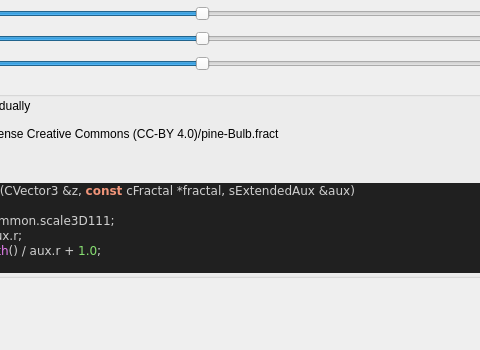
The window that mandelbulber2/formula/ui/fractal_transf_scale3d.ui (buddhi1980/mandelbulber2) describes before a commit, drawn with Qt 5; both pictures show x 174 to 654 and y 0 to 350 of the 799 by 530 pixel window.
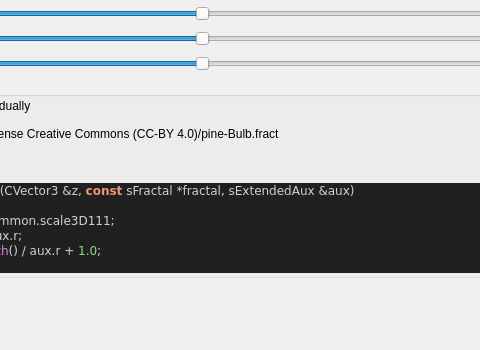
The same window after the commit. Custom widgets are drawn as their Qt base class.

The edit to the form file:
```diff
--- a/mandelbulber2/formula/ui/fractal_transf_scale3d.ui
+++ b/mandelbulber2/formula/ui/fractal_transf_scale3d.ui
@@ -257,7 +257,7 @@
 &lt;/table&gt;
 &lt;br&gt;&lt;b&gt;Examples using this formula&lt;/b&gt;&lt;br&gt;Robert Pancoast collection - license Creative Commons (CC-BY 4.0)/pine-Bulb.fract&lt;h3&gt;Code&lt;/h3&gt;
 &lt;body style=&quot;background-color:#202020&quot;&gt;
-&lt;pre style=&quot;color:#d0d0d0; background-color:#202020;  font-family:'Courier New',monospace;&quot;&gt;&lt;span style=&quot;color:#f09479; font-weight:bold&quot;&gt;void&lt;/span&gt; &lt;span style=&quot;color:#e47eed&quot;&gt;TransfScale3dIteration&lt;/span&gt;&lt;span style=&quot;color:#d0d0d0&quot;&gt;(&lt;/span&gt;CVector3 &lt;span style=&quot;color:#d0d0d0&quot;&gt;&amp;amp;&lt;/span&gt;z&lt;span style=&quot;color:#d0d0d0&quot;&gt;,&lt;/span&gt; &lt;span style=&quot;color:#f09479; font-weight:bold&quot;&gt;const&lt;/span&gt; cFractal &lt;span style=&quot;color:#d0d0d0&quot;&gt;*&lt;/span&gt;fractal&lt;span style=&quot;color:#d0d0d0&quot;&gt;,&lt;/span&gt; sExtendedAux &lt;span style=&quot;color:#d0d0d0&quot;&gt;&amp;amp;&lt;/span&gt;aux&lt;span style=&quot;color:#d0d0d0&quot;&gt;)&lt;/span&gt;
+&lt;pre style=&quot;color:#d0d0d0; background-color:#202020;  font-family:'Courier New',monospace;&quot;&gt;&lt;span style=&quot;color:#f09479; font-weight:bold&quot;&gt;void&lt;/span&gt; &lt;span style=&quot;color:#e47eed&quot;&gt;TransfScale3dIteration&lt;/span&gt;&lt;span style=&quot;color:#d0d0d0&quot;&gt;(&lt;/span&gt;CVector3 &lt;span style=&quot;color:#d0d0d0&quot;&gt;&amp;amp;&lt;/span&gt;z&lt;span style=&quot;color:#d0d0d0&quot;&gt;,&lt;/span&gt; &lt;span style=&quot;color:#f09479; font-weight:bold&quot;&gt;const&lt;/span&gt; sFractal &lt;span style=&quot;color:#d0d0d0&quot;&gt;*&lt;/span&gt;fractal&lt;span style=&quot;color:#d0d0d0&quot;&gt;,&lt;/span&gt; sExtendedAux &lt;span style=&quot;color:#d0d0d0&quot;&gt;&amp;amp;&lt;/span&gt;aux&lt;span style=&quot;color:#d0d0d0&quot;&gt;)&lt;/span&gt;
 &lt;span style=&quot;color:#d0d0d0&quot;&gt;{&lt;/span&gt;
   z &lt;span style=&quot;color:#d0d0d0&quot;&gt;*=&lt;/span&gt; fractal&lt;span style=&quot;color:#d0d0d0&quot;&gt;-&amp;gt;&lt;/span&gt;transformCommon&lt;span style=&quot;color:#d0d0d0&quot;&gt;.&lt;/span&gt;scale3D111&lt;span style=&quot;color:#d0d0d0&quot;&gt;;&lt;/span&gt;
   aux&lt;span style=&quot;color:#d0d0d0&quot;&gt;.&lt;/span&gt;r_dz &lt;span style=&quot;color:#d0d0d0&quot;&gt;*=&lt;/span&gt; z&lt;span style=&quot;color:#d0d0d0&quot;&gt;.&lt;/span&gt;&lt;span style=&quot;color:#e47eed&quot;&gt;Length&lt;/span&gt;&lt;span style=&quot;color:#d0d0d0&quot;&gt;() /&lt;/span&gt; aux&lt;span style=&quot;color:#d0d0d0&quot;&gt;.&lt;/span&gt;r&lt;span style=&quot;color:#d0d0d0&quot;&gt;;&lt;/span&gt;
```
